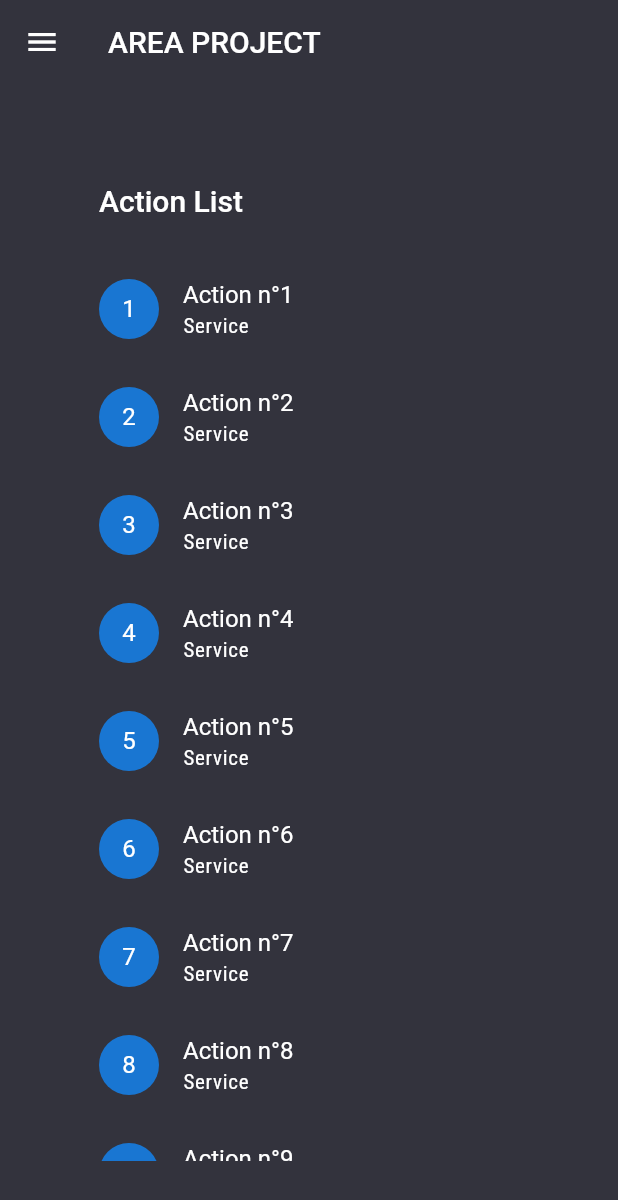
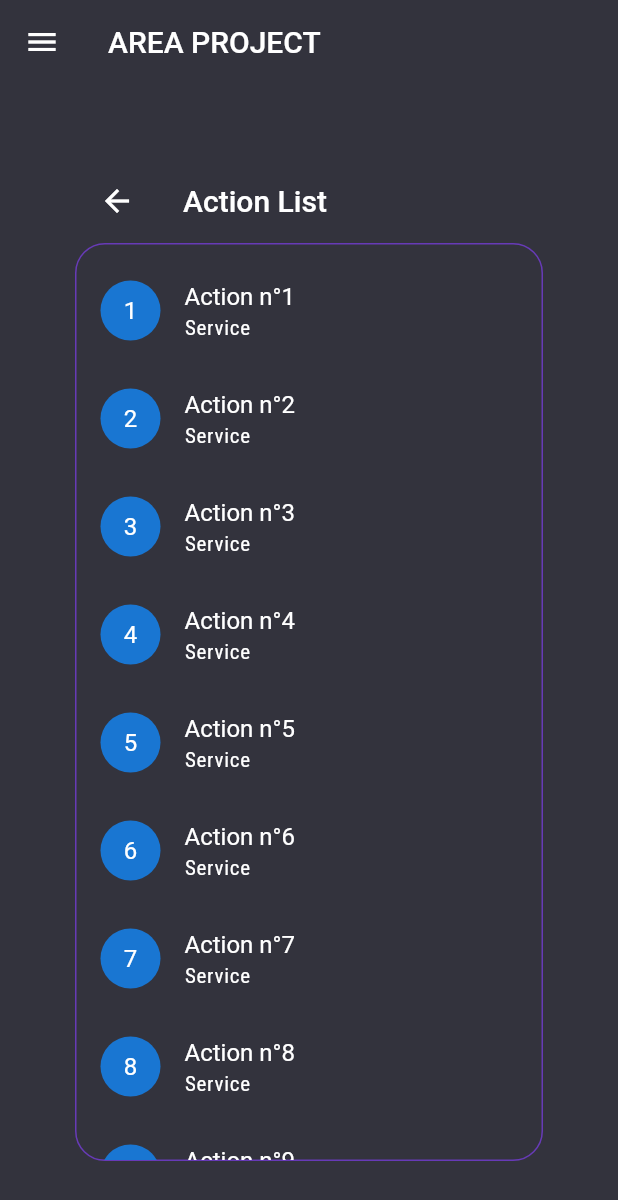
Before and after one commit to mgl/AREA-client, a Flutter app: the screen it shows after launch, after a tap on "Sign In With Google", on a phone screen of 412 x 824 dp. Shown: the top 1200 px of the screen. Run offline on Flutter 3.47's test engine with Material 2 defaults, Android fonts, the phone set to English and light mode, and no system bars; our stand-ins replace adaptive_breakpoints, firebase_auth, firebase_core, flutter_svg, google_fonts, google_sign_in; accounts and stored records are empty.

Commit message:
editing home page

```diff
--- a/lib/views/home/action_list.dart
+++ b/lib/views/home/action_list.dart
@@ -7,14 +7,17 @@ class ActionList extends StatelessWidget {
   @override
   Widget build(BuildContext context) {
     return Scaffold(
-      appBar: AppBar(
-          automaticallyImplyLeading: false, title: const Text('Action List')),
-      body: Scrollbar(
+      appBar: AppBar(title: const Text('Action List')),
+      body: Container(
+        decoration: BoxDecoration(
+            border: Border.all(color: Colors.deepPurple),
+            borderRadius: BorderRadius.circular(20)),
+        child: Scrollbar(
             child: ListView(
           restorationId: 'ActionList',
           padding: const EdgeInsets.symmetric(vertical: 8),
           children: [
-          for (int index = 1; index < 50; index++)
+            for (int index = 1; index < 51; index++)
               ListTile(
                   onTap: () {
                     Navigator.push(context,
@@ -28,6 +31,7 @@ class ActionList extends StatelessWidget {
                   subtitle: const Text('Service'))
           ],
         )),
+      ),
     );
   }
 }
--- /dev/null
+++ b/lib/views/login/google_button.dart
@@ -0,0 +1,36 @@
+import 'package:flutter/material.dart';
+
+class GoogleButton extends StatelessWidget {
+  final double? maxWidth;
+  final VoidCallback onTap;
+  const GoogleButton({Key? key, required this.onTap, this.maxWidth})
+      : super(key: key);
+
+  @override
+  Widget build(BuildContext context) {
+    return Align(
+        alignment: Alignment.center,
+        child: Container(
+            padding: const EdgeInsets.only(top: 12),
+            constraints: BoxConstraints(maxWidth: maxWidth ?? double.infinity),
+            child: TextButton(
+                style: TextButton.styleFrom(
+                    backgroundColor: Colors.white,
+                    primary: Colors.black,
+                    shape: RoundedRectangleBorder(
+                        borderRadius: BorderRadius.circular(12))),
+                onPressed: onTap,
+                child: Row(children: [
+                  Container(
+                      height: 30,
+                      width: 30,
+                      decoration: const BoxDecoration(
+                          image: DecorationImage(
+                              image: AssetImage('assets/google.jpg'),
+                              fit: BoxFit.cover),
+                          shape: BoxShape.circle)),
+                  const SizedBox(width: 20),
+                  const Text("Sign In With Google")
+                ]))));
+  }
+}
--- a/lib/views/login/login_button.dart
+++ b/lib/views/login/login_button.dart
@@ -32,38 +32,3 @@ class LoginButton extends StatelessWidget {
             ])));
   }
 }
-
-class GoogleButton extends StatelessWidget {
-  final double? maxWidth;
-  final VoidCallback onTap;
-  const GoogleButton({Key? key, required this.onTap, this.maxWidth})
-      : super(key: key);
-
-  @override
-  Widget build(BuildContext context) {
-    return Align(
-        alignment: Alignment.center,
-        child: Container(
-            padding: const EdgeInsets.only(top: 12),
-            constraints: BoxConstraints(maxWidth: maxWidth ?? double.infinity),
-            child: TextButton(
-                style: TextButton.styleFrom(
-                    backgroundColor: Colors.white,
-                    primary: Colors.black,
-                    shape: RoundedRectangleBorder(
-                        borderRadius: BorderRadius.circular(12))),
-                onPressed: onTap,
-                child: Row(children: [
-                  Container(
-                      height: 30,
-                      width: 30,
-                      decoration: const BoxDecoration(
-                          image: DecorationImage(
-                              image: AssetImage('assets/google.jpg'),
-                              fit: BoxFit.cover),
-                          shape: BoxShape.circle)),
-                  const SizedBox(width: 20),
-                  const Text("Sign In With Google")
-                ]))));
-  }
-}
--- a/lib/views/login/login_main_view.dart
+++ b/lib/views/login/login_main_view.dart
@@ -1,16 +1,12 @@
-import 'package:client/app.dart';
 import 'package:client/layout/adaptive.dart';
 import 'package:client/layout/text_scale.dart';
 import 'package:client/views/login/login_button.dart';
 import 'package:client/views/login/password_input.dart';
-import 'package:client/views/login/thumb_button.dart';
 import 'package:client/views/login/topbar.dart';
 import 'package:client/views/login/username_input.dart';
 import 'package:client/controller/auth_controller.dart';
-import 'package:firebase_core/firebase_core.dart';
 import 'package:flutter/material.dart';
-import 'package:firebase_auth/firebase_auth.dart';
-import 'package:client/models/area_model.dart';
+import 'package:client/views/login/google_button.dart';
 
 class LoginMainView extends StatelessWidget {
   final TextEditingController usernameController;
--- a/lib/views/reaction/reaction_page.dart
+++ b/lib/views/reaction/reaction_page.dart
@@ -1,4 +1,3 @@
-
 import 'package:flutter/material.dart';
 
 class ReactionPage extends StatefulWidget {
@@ -12,9 +11,6 @@ class _ReactionPageState extends State<ReactionPage> {
 
   @override
   Widget build(BuildContext context) {
-    // for (int j = 0; j < 51; j++) {
-    // _values.add(false);
-    // }
     return Scaffold(
         appBar: AppBar(title: const Text('Reaction List')),
         body: Container(
```
Lines whose indentation alone changed are shown as unchanged.
